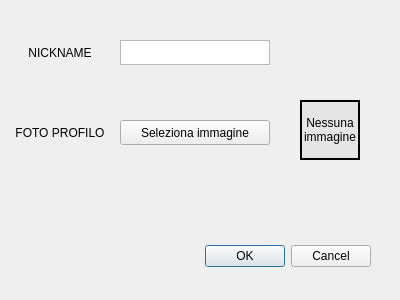
Old version of the form PDSClient/changeprofiledialog.ui in the repository Figus13/ClientTextEditor.
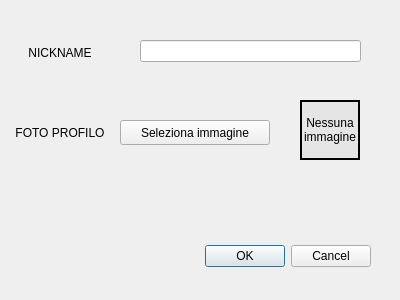
New version of the form.

Commit message: Sistemato problema con nickname

What changed in the file:
```diff
--- a/PDSClient/changeprofiledialog.ui
+++ b/PDSClient/changeprofiledialog.ui
@@ -32,34 +32,6 @@
     <set>QDialogButtonBox::Cancel|QDialogButtonBox::Ok</set>
    </property>
   </widget>
-  <widget class="QPlainTextEdit" name="Nickname">
-   <property name="geometry">
-    <rect>
-     <x>120</x>
-     <y>40</y>
-     <width>150</width>
-     <height>25</height>
-    </rect>
-   </property>
-   <property name="sizePolicy">
-    <sizepolicy hsizetype="Fixed" vsizetype="Fixed">
-     <horstretch>0</horstretch>
-     <verstretch>0</verstretch>
-    </sizepolicy>
-   </property>
-   <property name="minimumSize">
-    <size>
-     <width>150</width>
-     <height>25</height>
-    </size>
-   </property>
-   <property name="maximumSize">
-    <size>
-     <width>150</width>
-     <height>25</height>
-    </size>
-   </property>
-  </widget>
   <widget class="QLabel" name="label">
    <property name="geometry">
     <rect>
@@ -217,6 +189,16 @@
     <bool>true</bool>
    </property>
   </widget>
+  <widget class="QLineEdit" name="Nickname">
+   <property name="geometry">
+    <rect>
+     <x>140</x>
+     <y>40</y>
+     <width>221</width>
+     <height>22</height>
+    </rect>
+   </property>
+  </widget>
  </widget>
  <resources/>
  <connections>
```
Left out of the diff: 32 changed lines with no effect on the pictures. The commit also changes 2 other files.
